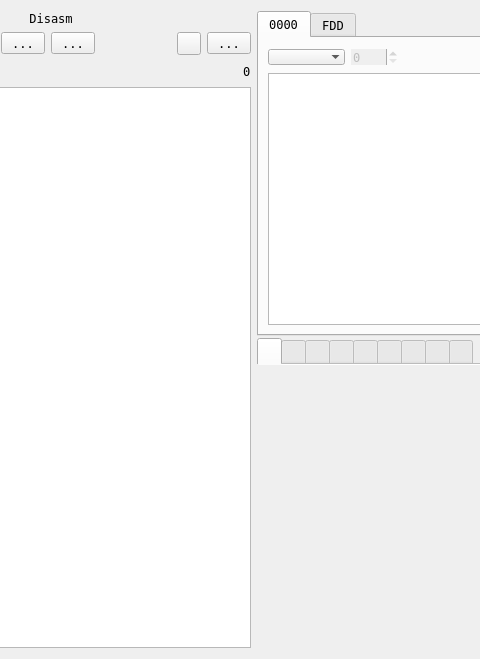
This is ui/debuger.ui in samstyle/Xpeccy as Qt 5 draws it before an edit; both pictures show x 255 to 735 and y 0 to 659 of the 987 by 659 pixel window. The edited form follows.
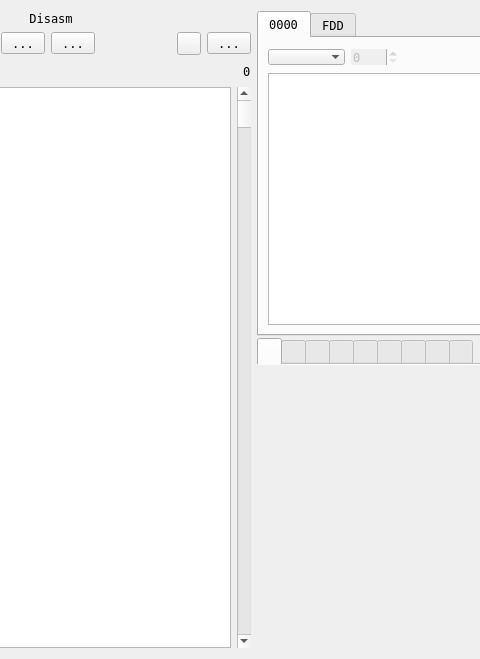
This is the edited form. Icons and pictures are not drawn. Custom widgets are drawn as their Qt base class.

Commit message: build 20210709 + Fix Numpad keys for MAXOSX + deBUGa: dd scrollbar to disasm

Diff of the .ui file:
```diff
--- a/ui/debuger.ui
+++ b/ui/debuger.ui
@@ -889,7 +889,7 @@
     </layout>
    </item>
    <item row="0" column="1">
-    <layout class="QVBoxLayout" name="verticalLayout_5" stretch="0,0,0,10">
+    <layout class="QVBoxLayout" name="verticalLayout_5" stretch="0,0,0,0">
      <item>
       <widget class="QLabel" name="labHeadDisasm">
        <property name="text">
@@ -1040,59 +1040,76 @@
       </layout>
      </item>
      <item>
-      <widget class="xDisasmTable" name="dasmTable">
-       <property name="sizePolicy">
-        <sizepolicy hsizetype="Expanding" vsizetype="MinimumExpanding">
-         <horstretch>0</horstretch>
-         <verstretch>0</verstretch>
-        </sizepolicy>
-       </property>
-       <property name="minimumSize">
-        <size>
-         <width>350</width>
-         <height>0</height>
-        </size>
-       </property>
-       <property name="contextMenuPolicy">
-        <enum>Qt::CustomContextMenu</enum>
-       </property>
-       <property name="verticalScrollBarPolicy">
-        <enum>Qt::ScrollBarAlwaysOff</enum>
-       </property>
-       <property name="horizontalScrollBarPolicy">
-        <enum>Qt::ScrollBarAlwaysOff</enum>
-       </property>
-       <property name="tabKeyNavigation">
-        <bool>false</bool>
-       </property>
-       <property name="alternatingRowColors">
-        <bool>true</bool>
-       </property>
-       <property name="selectionMode">
-        <enum>QAbstractItemView::SingleSelection</enum>
-       </property>
-       <property name="showGrid">
-        <bool>false</bool>
-       </property>
-       <property name="wordWrap">
-        <bool>false</bool>
-       </property>
-       <attribute name="horizontalHeaderVisible">
-        <bool>false</bool>
-       </attribute>
-       <attribute name="horizontalHeaderDefaultSectionSize">
-        <number>20</number>
-       </attribute>
-       <attribute name="verticalHeaderVisible">
-        <bool>false</bool>
-       </attribute>
-       <attribute name="verticalHeaderMinimumSectionSize">
-        <number>17</number>
-       </attribute>
-       <attribute name="verticalHeaderDefaultSectionSize">
-        <number>20</number>
-       </attribute>
-      </widget>
+      <layout class="QHBoxLayout" name="horizontalLayout_12">
+       <item>
+        <widget class="xDisasmTable" name="dasmTable">
+         <property name="sizePolicy">
+          <sizepolicy hsizetype="Expanding" vsizetype="MinimumExpanding">
+           <horstretch>0</horstretch>
+           <verstretch>0</verstretch>
+          </sizepolicy>
+         </property>
+         <property name="minimumSize">
+          <size>
+           <width>350</width>
+           <height>0</height>
+          </size>
+         </property>
+         <property name="contextMenuPolicy">
+          <enum>Qt::CustomContextMenu</enum>
+         </property>
+         <property name="verticalScrollBarPolicy">
+          <enum>Qt::ScrollBarAlwaysOff</enum>
+         </property>
+         <property name="horizontalScrollBarPolicy">
+          <enum>Qt::ScrollBarAlwaysOff</enum>
+         </property>
+         <property name="tabKeyNavigation">
+          <bool>false</bool>
+         </property>
+         <property name="alternatingRowColors">
+          <bool>true</bool>
+         </property>
+         <property name="selectionMode">
+          <enum>QAbstractItemView::SingleSelection</enum>
+         </property>
+         <property name="showGrid">
+          <bool>false</bool>
+         </property>
+         <property name="wordWrap">
+          <bool>false</bool>
+         </property>
+         <attribute name="horizontalHeaderVisible">
+          <bool>false</bool>
+         </attribute>
+         <attribute name="horizontalHeaderDefaultSectionSize">
+          <number>20</number>
+         </attribute>
+         <attribute name="verticalHeaderVisible">
+          <bool>false</bool>
+         </attribute>
+         <attribute name="verticalHeaderMinimumSectionSize">
+          <number>17</number>
+         </attribute>
+         <attribute name="verticalHeaderDefaultSectionSize">
+          <number>20</number>
+         </attribute>
+        </widget>
+       </item>
+       <item>
+        <widget class="QScrollBar" name="dasmScroll">
+         <property name="maximum">
+          <number>65535</number>
+         </property>
+         <property name="pageStep">
+          <number>256</number>
+         </property>
+         <property name="orientation">
+          <enum>Qt::Vertical</enum>
+         </property>
+        </widget>
+       </item>
+      </layout>
      </item>
     </layout>
    </item>
```
Left out of the diff: 431 changed lines with no effect on the pictures. The commit also changes 10 other files.
